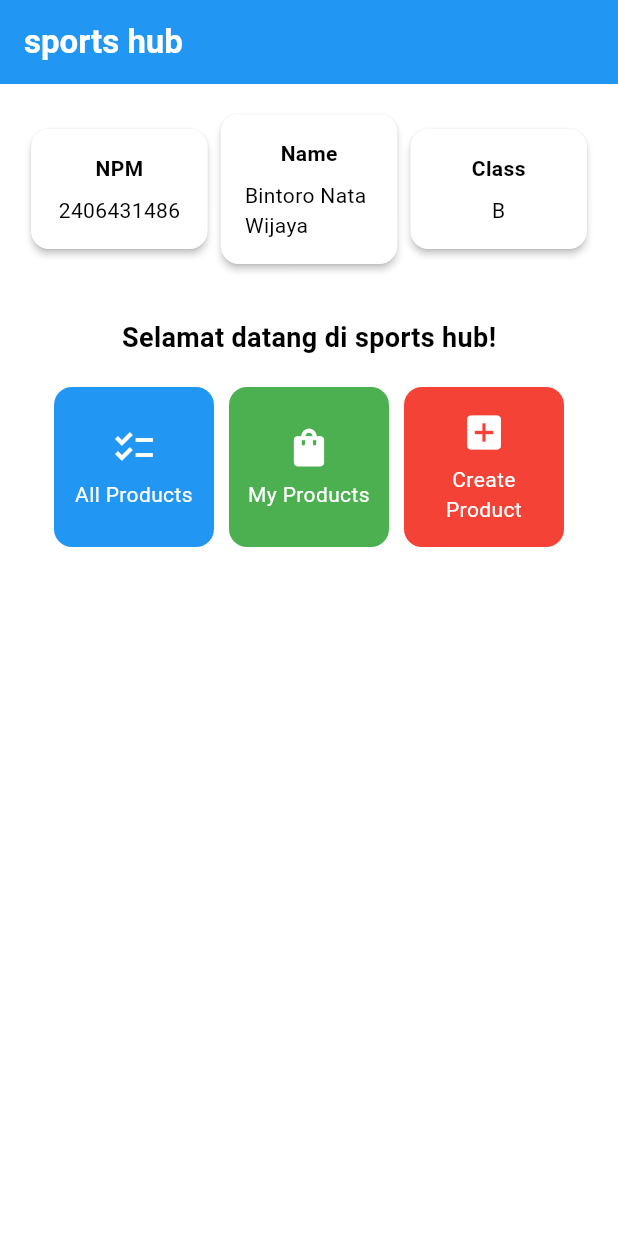
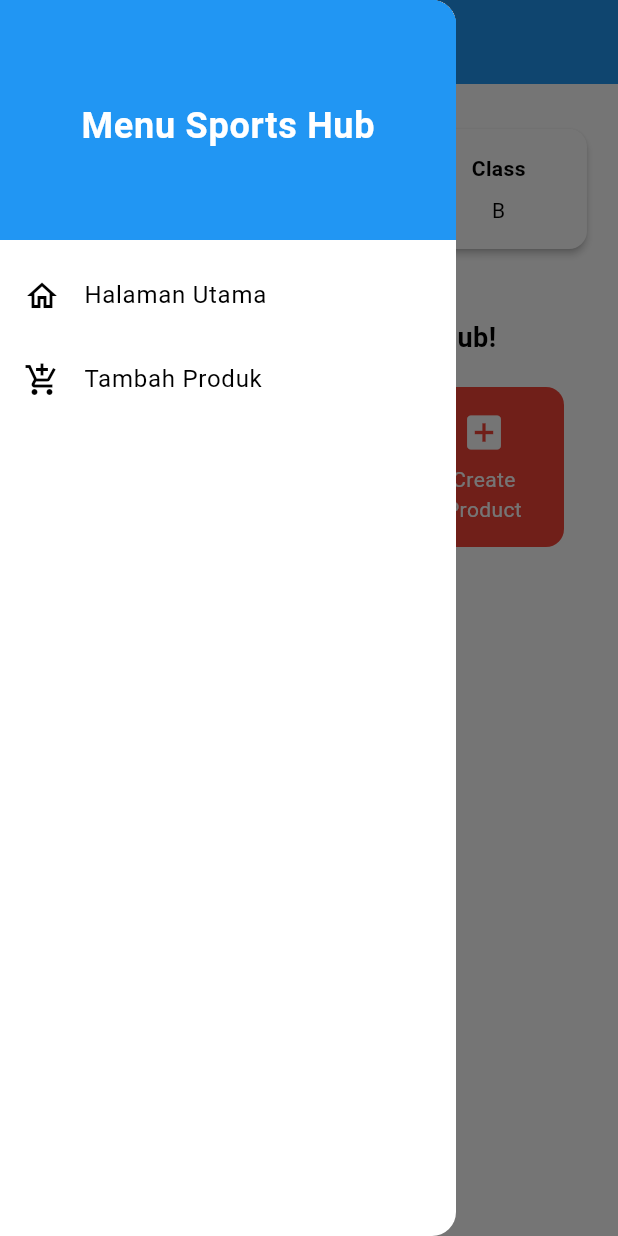
Before and after one commit to BintoroNtw/sports_hub_Android, a Flutter app: the screen it shows after launch, with the side drawer open (before the commit the screen has no drawer), on a phone screen of 412 x 824 dp. Run offline on Flutter 3.47's test engine with Material 3 defaults, Android fonts, the phone set to English and light mode, and no system bars.

Commit message:
Tugas 8 Bintoro Selesai

```diff
--- a/sports_hub/lib/main.dart
+++ b/sports_hub/lib/main.dart
@@ -1,4 +1,4 @@
-import 'package:sports_hub/menu.dart';
+import 'package:sports_hub/screens/menu.dart';
 import 'package:flutter/material.dart';
 
 void main() {
--- a/sports_hub/lib/menu.dart
+++ b/sports_hub/lib/screens/menu.dart
@@ -1,4 +1,7 @@
 import 'package:flutter/material.dart';
+import 'package:sports_hub/widgets/left_drawer.dart';
+import 'package:sports_hub/screens/productList_form.dart';
+import 'package:sports_hub/widgets/product_card.dart';
 
 class MyHomePage extends StatelessWidget {
   MyHomePage({super.key});
@@ -14,7 +17,7 @@ class MyHomePage extends StatelessWidget {
     ItemHomepage("Create Product", Icons.add_box, Colors.red),
   ];
 
-@override
+  @override
   Widget build(BuildContext context) {
     return Scaffold(
       appBar: AppBar(
@@ -27,6 +30,7 @@ class MyHomePage extends StatelessWidget {
         ),
         backgroundColor: Theme.of(context).colorScheme.primary,
       ),
+      drawer: const LeftDrawer(),
       body: Padding(
         padding: const EdgeInsets.all(16.0),
         child: Column(
@@ -64,73 +68,20 @@ class MyHomePage extends StatelessWidget {
                     crossAxisCount: 3,
                     shrinkWrap: true,
                     children: items.map((ItemHomepage item) {
-                      return ItemCard(item);
+                      // Perubahan: Memberikan 'ProductFormPage' sebagai 'targetPage'
+                      // jika itemnya adalah 'Create Product'
+                      Widget? targetPage;
+                      if (item.name == "Create Product") {
+                        targetPage = const ProductFormPage();
+                      }
+
+                      return ItemCard(item, targetPage: targetPage);
                     }).toList(),
                   ),
                 ],
               ),
             ),
           ],
-        ),
-      ),
-    );
-  }
-}
-
-class ItemHomepage {
-  final String name;
-  final IconData icon;
-  final Color color;
-
-  const ItemHomepage(this.name, this.icon, this.color);
-}
-
-class ItemCard extends StatelessWidget {
-  // Menampilkan kartu dengan ikon dan nama.
-
-  final ItemHomepage item;
-  const ItemCard(this.item, {super.key});
-
-  @override
-  Widget build(BuildContext context) {
-    return Material(
-      // Menggunakan warna dari objek item
-      color: item.color,
-      // Membuat sudut kartu melengkung
-      borderRadius: BorderRadius.circular(12),
-
-      child: InkWell(
-        // Aksi saat kartu ditekan
-        onTap: () {
-          // Memunculkan SnackBar sesuai nama tombol
-          ScaffoldMessenger.of(context)
-            ..hideCurrentSnackBar()
-            ..showSnackBar(
-              SnackBar(content: Text("Kamu telah menekan tombol ${item.name}!"))
-            );
-        },
-        // Container untuk menyimpan icon dan text
-        child: Container(
-          padding: const EdgeInsets.all(8),
-          child: Center(
-            child: Column(
-              // Menyusun icon dan text menjadi di tengah kartu
-              mainAxisAlignment: MainAxisAlignment.center,
-              children: [
-                Icon(
-                  item.icon,
-                  color: Colors.white,
-                  size: 30.0,
-                ),
-                const Padding(padding: EdgeInsets.all(3)),
-                Text(
-                  item.name,
-                  textAlign: TextAlign.center,
-                  style: const TextStyle(color: Colors.white),
-                ),
-              ],
-            ),
-          ),
         ),
       ),
     );
--- /dev/null
+++ b/sports_hub/lib/widgets/left_drawer.dart
@@ -0,0 +1,60 @@
+import 'package:flutter/material.dart';
+import 'package:sports_hub/screens/menu.dart';
+import 'package:sports_hub/screens/productList_form.dart';
+
+class LeftDrawer extends StatelessWidget {
+  const LeftDrawer({super.key});
+  @override
+  Widget build(BuildContext context) {
+    return Drawer(
+      child: ListView(
+        children: [
+          const DrawerHeader(
+            decoration: BoxDecoration(
+              color: Colors.blue,
+            ),
+            child: Column(
+              mainAxisAlignment: MainAxisAlignment.center,
+              children: [
+                Text(
+                  'Menu Sports Hub',
+                  style: TextStyle(
+                    fontSize: 24,
+                    color: Colors.white,
+                    fontWeight: FontWeight.bold,
+                  ),
+                ),
+              ],
+            ),
+          ),
+          ListTile(
+            leading: const Icon(Icons.home_outlined),
+            title: const Text('Halaman Utama'),
+            onTap: () {
+              Navigator.pop(context);
+              Navigator.pushReplacement(
+                context,
+                MaterialPageRoute(
+                  builder: (context) => MyHomePage(),
+                ),
+              );
+            },
+          ),
+          ListTile(
+            leading: const Icon(Icons.add_shopping_cart),
+            title: const Text('Tambah Produk'),
+            onTap: () {
+              Navigator.pop(context);
+              Navigator.push(
+                context,
+                MaterialPageRoute(
+                  builder: (context) => const ProductFormPage(),
+                ),
+              );
+            },
+          ),
+        ],
+      ),
+    );
+  }
+}
--- /dev/null
+++ b/sports_hub/lib/widgets/product_card.dart
@@ -0,0 +1,75 @@
+import 'package:flutter/material.dart';
+
+class ItemHomepage {
+  final String name;
+  final IconData icon;
+  final Color color;
+
+  const ItemHomepage(this.name, this.icon, this.color);
+}
+
+class ItemCard extends StatelessWidget {
+  // Menampilkan kartu dengan ikon dan nama.
+
+  final ItemHomepage item;
+  final Widget? targetPage; // Tambahkan parameter untuk halaman tujuan
+
+  const ItemCard(this.item, {super.key, this.targetPage});
+
+  @override
+  Widget build(BuildContext context) {
+    return Material(
+      // Menggunakan warna dari objek item
+      color: item.color,
+      // Membuat sudut kartu melengkung
+      borderRadius: BorderRadius.circular(12),
+
+      child: InkWell(
+        // Aksi saat kartu ditekan
+        onTap: () {
+          // Memunculkan SnackBar sesuai nama tombol
+          ScaffoldMessenger.of(context)
+            ..hideCurrentSnackBar()
+            ..showSnackBar(
+                SnackBar(content: Text("Kamu telah menekan tombol ${item.name}!"))
+            );
+
+          // === TAMBAHAN KODE NAVIGASI ===
+          // Cek jika ada halaman tujuan (targetPage) yang diberikan
+          if (targetPage != null) {
+            Navigator.push(
+              context,
+              MaterialPageRoute(
+                builder: (context) => targetPage!,
+              ),
+            );
+          }
+          // === AKHIR TAMBAHAN KODE NAVIGASI ===
+        },
+        // Container untuk menyimpan icon dan text
+        child: Container(
+          padding: const EdgeInsets.all(8),
+          child: Center(
+            child: Column(
+              // Menyusun icon dan text menjadi di tengah kartu
+              mainAxisAlignment: MainAxisAlignment.center,
+              children: [
+                Icon(
+                  item.icon,
+                  color: Colors.white,
+                  size: 30.0,
+                ),
+                const Padding(padding: EdgeInsets.all(3)),
+                Text(
+                  item.name,
+                  textAlign: TextAlign.center,
+                  style: const TextStyle(color: Colors.white),
+                ),
+              ],
+            ),
+          ),
+        ),
+      ),
+    );
+  }
+}
```
Also changed, not shown: sports_hub/lib/screens/productList_form.dart (added, +282 -0 lines), 1 other file.
